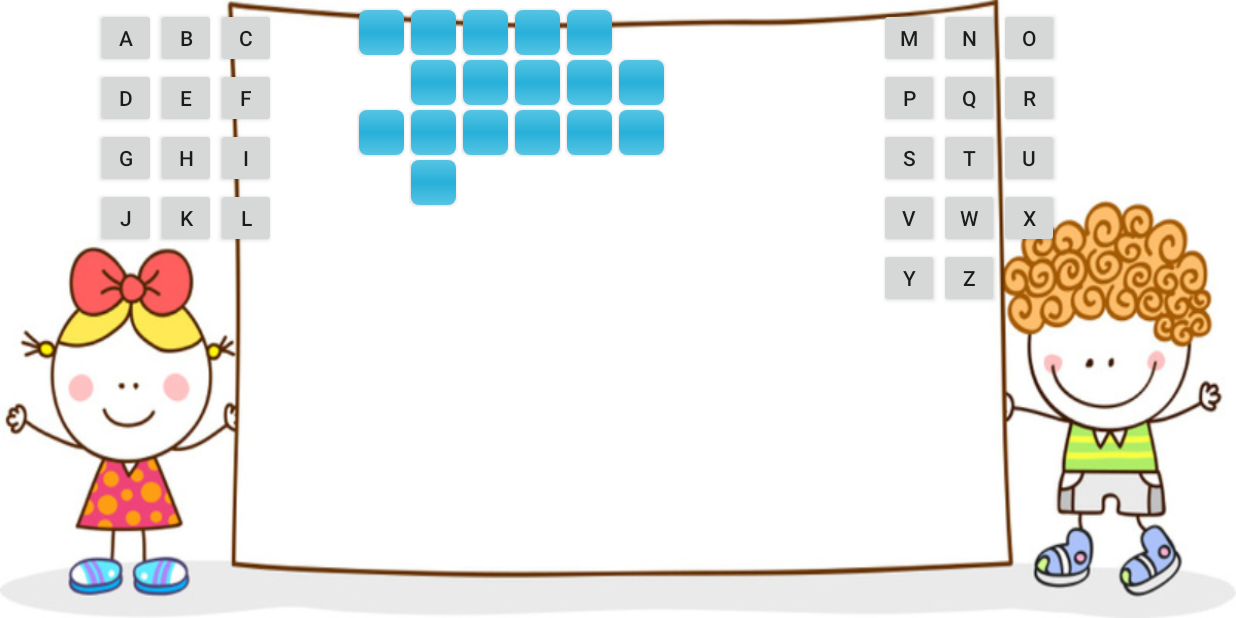
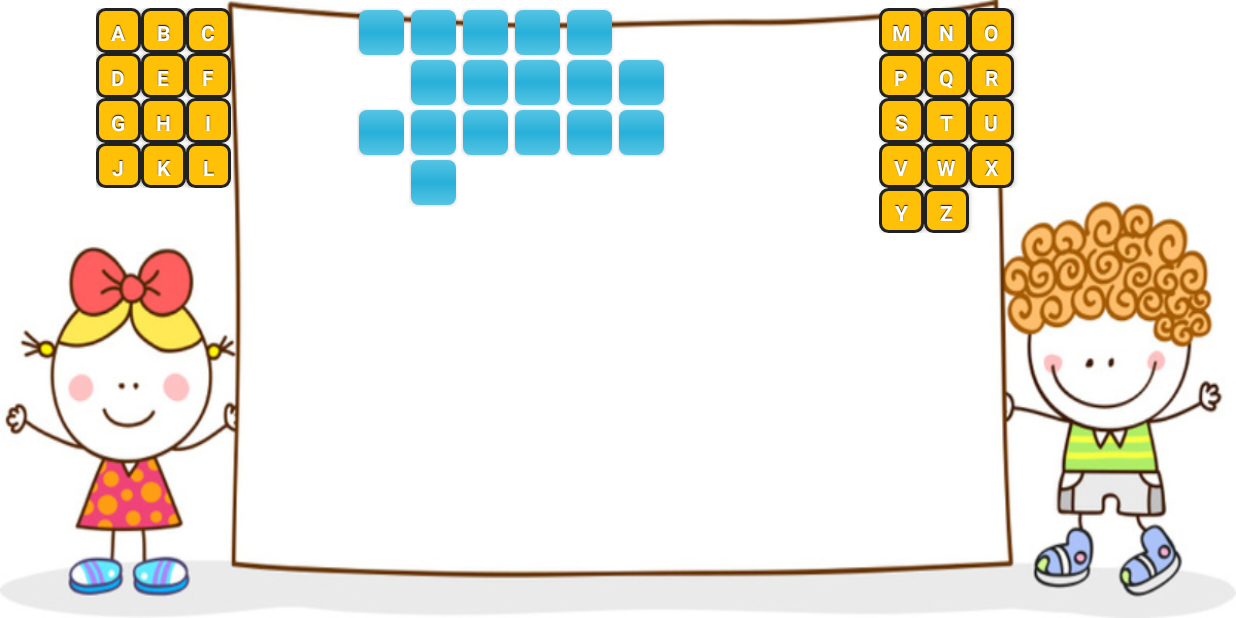
Before and after one commit to nguyenson2012/HappiSpellCrossword, an Android app: the GameActivity screen opened directly, with no data from a screen before it, on a phone screen of 824 x 412 dp (held sideways). Run offline under Robolectric (Android 15) with nearby library versions, the phone set to English and light mode, and no system bars; our stand-ins replace AdMob; libraries missing offline, so code that uses them is left out: com.nostra13.universalimageloader; 10 statements that could not run were skipped.

Commit message:
Thang update 20/6

```diff
--- a/app/src/main/java/com/example/asus/happispellcrossword/activity/GameActivity.java
+++ b/app/src/main/java/com/example/asus/happispellcrossword/activity/GameActivity.java
@@ -150,14 +150,14 @@ public class GameActivity extends Activity implements GridviewAdapter.ChangeLeve
             Button button=(Button)findViewById(arrayButtonKeyboard[i]);
             listKeyboard.add(button);
         }
-        btCheckAnswer=(Button)findViewById(R.id.btCheckAnswer);
+        /*btCheckAnswer=(Button)findViewById(R.id.btCheckAnswer);
         btCheckAnswer.setOnClickListener(new View.OnClickListener() {
             @Override
             public void onClick(View v) {
                 if(checkAnswer())
                     increaseLevel();
             }
-        });
+        });*/
     }
 
     private void initializeQuestion() {
--- a/app/src/main/java/com/example/asus/happispellcrossword/adapter/GridviewAdapter.java
+++ b/app/src/main/java/com/example/asus/happispellcrossword/adapter/GridviewAdapter.java
@@ -189,7 +189,14 @@ public class GridviewAdapter extends BaseAdapter {
             cell.setEnabled(false);
             cell.setClickable(false);
         }else {
-            if(data[positionX][positionY].equals(answer[positionX][positionY])) {
+                //show number of question on cell
+                if (listQuestion.size() > 0) {
+                    for (WordObject wordObject : listQuestion)
+                        if (positionX == wordObject.startX && positionY == wordObject.startY)
+                            textViewNumberQuestion.setText(wordObject.getPosition()+"");
+                }
+
+                if(data[positionX][positionY].equals(answer[positionX][positionY])) {
                 boolean checkAnswer=true;
                 cell.setText(data[positionX][positionY]);
                 for (int j=0;j<listQuestion.size();j++) {
@@ -198,6 +205,7 @@ public class GridviewAdapter extends BaseAdapter {
                     int startX = wordObject.startX;
                     int startY = wordObject.startY;
                     if (wordObject.startY == positionY&&wordObject.getOrientation()==WordObject.HORIZONTAL) {
+
                         for (int i = 0; i < answerQuestion.length(); i++) {
                              if (!data[startX + i][startY].equals(answerQuestion.substring(i, i + 1))) {
                                 checkAnswer = false;
--- /dev/null
+++ b/app/src/main/res/drawable-hdpi/btn_yellow_cell.xml
@@ -0,0 +1,10 @@
+<?xml version="1.0" encoding="utf-8"?>
+
+<selector xmlns:android="http://schemas.android.com/apk/res/android">
+    <item
+        android:drawable="@drawable/button_yellow_cell_pressed"
+        android:state_enabled="true"
+        android:state_pressed="true" />
+    <item android:drawable="@drawable/button_yellow_cell_enabled"
+        android:state_enabled="true" />
+</selector>
--- /dev/null
+++ b/app/src/main/res/drawable-hdpi/button_yellow_cell_enabled.xml
@@ -0,0 +1,16 @@
+<?xml version="1.0" encoding="utf-8"?>
+
+<shape xmlns:android="http://schemas.android.com/apk/res/android" android:shape="rectangle">
+    <gradient
+        android:centerColor="#FFC107"
+        android:endColor="#FFC107"
+        android:startColor="#FFC107"
+
+        android:angle="90"/>
+    <padding android:left="7dp"
+        android:top="7dp"
+        android:right="7dp"
+        android:bottom="7dp" />
+    <corners android:radius= "5dp" />
+    <stroke android:width="3px" android:color="#212121" />
+</shape>
--- /dev/null
+++ b/app/src/main/res/drawable-hdpi/button_yellow_cell_pressed.xml
@@ -0,0 +1,17 @@
+<?xml version="1.0" encoding="utf-8"?>
+
+<shape xmlns:android="http://schemas.android.com/apk/res/android"
+    android:shape="rectangle">
+    <gradient
+        android:angle="90"
+        android:startColor="#FFEB3B"
+        android:centerColor="#FFEB3B"
+        android:endColor="#FFEB3B" />
+    <padding
+        android:bottom="7dp"
+        android:left="7dp"
+        android:right="7dp"
+        android:top="7dp" />
+    <corners android:radius="5dp" />
+    <stroke android:width="3px" android:color="#000000" />
+</shape>
--- a/app/src/main/res/layout/activity_main.xml
+++ b/app/src/main/res/layout/activity_main.xml
@@ -19,17 +19,20 @@
                 android:id="@+id/bt_answer_A"
                 android:layout_width="@dimen/button_answer_size"
                 android:layout_height="@dimen/button_answer_size"
-                android:text="A"/>
+                android:text="A"
+                style="@style/YellowButton"/>
             <Button
                 android:id="@+id/bt_answer_B"
                 android:layout_width="@dimen/button_answer_size"
                 android:layout_height="@dimen/button_answer_size"
-                android:text="B"/>
+                android:text="B"
+                style="@style/YellowButton"/>
             <Button
                 android:id="@+id/bt_answer_C"
                 android:layout_width="@dimen/button_answer_size"
                 android:layout_height="@dimen/button_answer_size"
-                android:text="C"/>
+                android:text="C"
+                style="@style/YellowButton"/>
 
         </LinearLayout>
         <LinearLayout
@@ -40,17 +43,20 @@
                 android:id="@+id/bt_answer_D"
                 android:layout_width="@dimen/button_answer_size"
                 android:layout_height="@dimen/button_answer_size"
-                android:text="D"/>
+                android:text="D"
+                style="@style/YellowButton"/>
             <Button
                 android:id="@+id/bt_answer_E"
                 android:layout_width="@dimen/button_answer_size"
                 android:layout_height="@dimen/button_answer_size"
-                android:text="E"/>
+                android:text="E"
+                style="@style/YellowButton"/>
             <Button
                 android:id="@+id/bt_answer_F"
                 android:layout_width="@dimen/button_answer_size"
                 android:layout_height="@dimen/button_answer_size"
-                android:text="F"/>
+                android:text="F"
+                style="@style/YellowButton"/>
         </LinearLayout>
         <LinearLayout
             android:layout_width="match_parent"
@@ -60,17 +66,20 @@
                 android:id="@+id/bt_answer_G"
                 android:layout_width="@dimen/button_answer_size"
                 android:layout_height="@dimen/button_answer_size"
-                android:text="G"/>
+                android:text="G"
+                style="@style/YellowButton"/>
             <Button
                 android:id="@+id/bt_answer_H"
                 android:layout_width="@dimen/button_answer_size"
                 android:layout_height="@dimen/button_answer_size"
-                android:text="H"/>
+                android:text="H"
+                style="@style/YellowButton"/>
             <Button
                 android:id="@+id/bt_answer_I"
                 android:layout_width="@dimen/button_answer_size"
                 android:layout_height="@dimen/button_answer_size"
-                android:text="I"/>
+                android:text="I"
+                style="@style/YellowButton"/>
 
         </LinearLayout>
         <LinearLayout
@@ -81,17 +90,20 @@
                 android:id="@+id/bt_answer_J"
                 android:layout_width="@dimen/button_answer_size"
                 android:layout_height="@dimen/button_answer_size"
-                android:text="J"/>
+                android:text="J"
+                style="@style/YellowButton"/>
             <Button
                 android:id="@+id/bt_answer_K"
                 android:layout_width="@dimen/button_answer_size"
                 android:layout_height="@dimen/button_answer_size"
-                android:text="K"/>
+                android:text="K"
+                style="@style/YellowButton"/>
             <Button
                 android:id="@+id/bt_answer_L"
                 android:layout_width="@dimen/button_answer_size"
                 android:layout_height="@dimen/button_answer_size"
-                android:text="L"/>
+                android:text="L"
+                style="@style/YellowButton"/>
         </LinearLayout>
     </LinearLayout>
     <GridView
@@ -114,17 +126,20 @@
                 android:id="@+id/bt_answer_M"
                 android:layout_width="@dimen/button_answer_size"
                 android:layout_height="@dimen/button_answer_size"
-                android:text="M"/>
+                android:text="M"
+                style="@style/YellowButton"/>
             <Button
                 android:id="@+id/bt_answer_N"
                 android:layout_width="@dimen/button_answer_size"
                 android:layout_height="@dimen/button_answer_size"
-                android:text="N"/>
+                android:text="N"
+                style="@style/YellowButton"/>
             <Button
                 android:id="@+id/bt_answer_O"
                 android:layout_width="@dimen/button_answer_size"
                 android:layout_height="@dimen/button_answer_size"
-                android:text="O"/>
+                android:text="O"
+                style="@style/YellowButton"/>
         </LinearLayout>
         <LinearLayout
             android:layout_width="match_parent"
@@ -134,19 +149,20 @@
                 android:id="@+id/bt_answer_P"
                 android:layout_width="@dimen/button_answer_size"
                 android:layout_height="@dimen/button_answer_size"
-                android:text="P"/>
+                android:text="P"
+                style="@style/YellowButton"/>
             <Button
                 android:id="@+id/bt_answer_Q"
                 android:layout_width="@dimen/button_answer_size"
                 android:layout_height="@dimen/button_answer_size"
-                android:text="Q"/>
+                android:text="Q"
+                style="@style/YellowButton"/>
             <Button
                 android:id="@+id/bt_answer_R"
                 android:layout_width="@dimen/button_answer_size"
                 android:layout_height="@dimen/button_answer_size"
-                android:text="R"/>
-
-
+                android:text="R"
+                style="@style/YellowButton"/>
         </LinearLayout>
         <LinearLayout
             android:layout_width="match_parent"
@@ -156,17 +172,20 @@
                 android:id="@+id/bt_answer_S"
                 android:layout_width="@dimen/button_answer_size"
                 android:layout_height="@dimen/button_answer_size"
-                android:text="S"/>
+                android:text="S"
+                style="@style/YellowButton"/>
             <Button
                 android:id="@+id/bt_answer_T"
                 android:layout_width="@dimen/button_answer_size"
                 android:layout_height="@dimen/button_answer_size"
-                android:text="T"/>
+                android:text="T"
+                style="@style/YellowButton"/>
             <Button
                 android:id="@+id/bt_answer_U"
                 android:layout_width="@dimen/button_answer_size"
                 android:layout_height="@dimen/button_answer_size"
-                android:text="U"/>
+                android:text="U"
+                style="@style/YellowButton"/>
         </LinearLayout>
         <LinearLayout
             android:layout_width="match_parent"
@@ -176,17 +195,20 @@
                 android:id="@+id/bt_answer_V"
                 android:layout_width="@dimen/button_answer_size"
                 android:layout_height="@dimen/button_answer_size"
-                android:text="V"/>
+                android:text="V"
+                style="@style/YellowButton"/>
             <Button
                 android:id="@+id/bt_answer_W"
                 android:layout_width="@dimen/button_answer_size"
                 android:layout_height="@dimen/button_answer_size"
-                android:text="W"/>
+                android:text="W"
+                style="@style/YellowButton"/>
             <Button
                 android:id="@+id/bt_answer_X"
                 android:layout_width="@dimen/button_answer_size"
                 android:layout_height="@dimen/button_answer_size"
-                android:text="X"/>
+                android:text="X"
+                style="@style/YellowButton"/>
         </LinearLayout>
         <LinearLayout
             android:layout_width="match_parent"
@@ -196,19 +218,21 @@
                 android:id="@+id/bt_answer_Y"
                 android:layout_width="@dimen/button_answer_size"
                 android:layout_height="@dimen/button_answer_size"
-                android:text="Y"/>
+                android:text="Y"
+                style="@style/YellowButton"/>
             <Button
                 android:id="@+id/bt_answer_Z"
                 android:layout_width="@dimen/button_answer_size"
                 android:layout_height="@dimen/button_answer_size"
-                android:text="Z"/>
+                android:text="Z"
+                style="@style/YellowButton"/>
         </LinearLayout>
-        <Button
+        <!--<Button
             android:id="@+id/btCheckAnswer"
             android:layout_width="wrap_content"
             android:layout_height="wrap_content"
             android:visibility="gone"
-            android:text="Check Answer"/>
+            android:text="Check Answer"/>-->
 
     </LinearLayout>
 
--- a/app/src/main/res/values/dimens.xml
+++ b/app/src/main/res/values/dimens.xml
@@ -11,7 +11,7 @@
     <dimen name="recycleview_stage_margin_top">100dp</dimen>
     <dimen name="recycleview_stage_margin_bottom">80dp</dimen>
     <dimen name="button_grid_puzzle_size">30dp</dimen>
-    <dimen name="button_answer_size">40dp</dimen>
+    <dimen name="button_answer_size">30dp</dimen>
     <dimen name="button_level_size">60dp</dimen>
     <dimen name="text_size">10sp</dimen>
 </resources>
--- a/app/src/main/res/values/styles.xml
+++ b/app/src/main/res/values/styles.xml
@@ -27,4 +27,8 @@
     <style name="BlueButton" parent="FlashCardButton">
         <item name="android:background">@drawable/btn_blue</item>
     </style>
+
+    <style name="YellowButton" parent="FlashCardButton">
+        <item name="android:background">@drawable/btn_yellow_cell</item>
+    </style>
 </resources>
```
Also changed, not shown: 1 other file.
